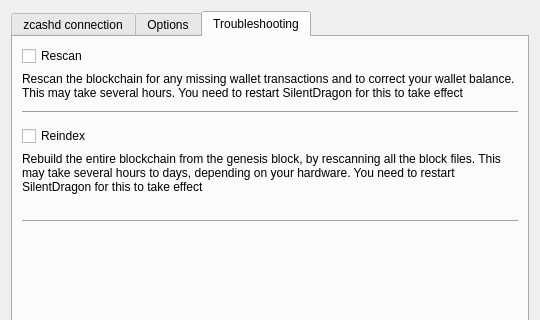
Old version of the form src/settings.ui in the repository ZcashFoundation/zecwallet; both pictures show x 0 to 540 and y 0 to 320 of the 540 by 504 pixel window.
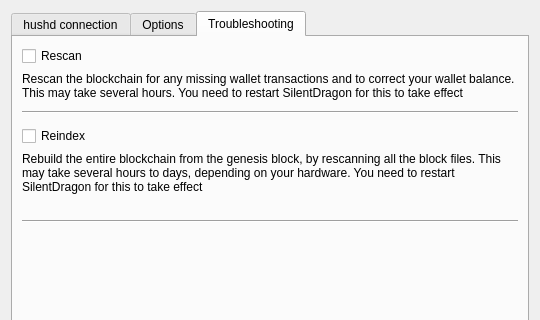
New version of the form.

What changed in the file:
```diff
--- a/src/settings.ui
+++ b/src/settings.ui
@@ -30,7 +30,7 @@
      </property>
      <widget class="QWidget" name="tab">
       <attribute name="title">
-       <string>zcashd connection</string>
+       <string>hushd connection</string>
       </attribute>
       <layout class="QVBoxLayout" name="verticalLayout_3">
        <item>
```
